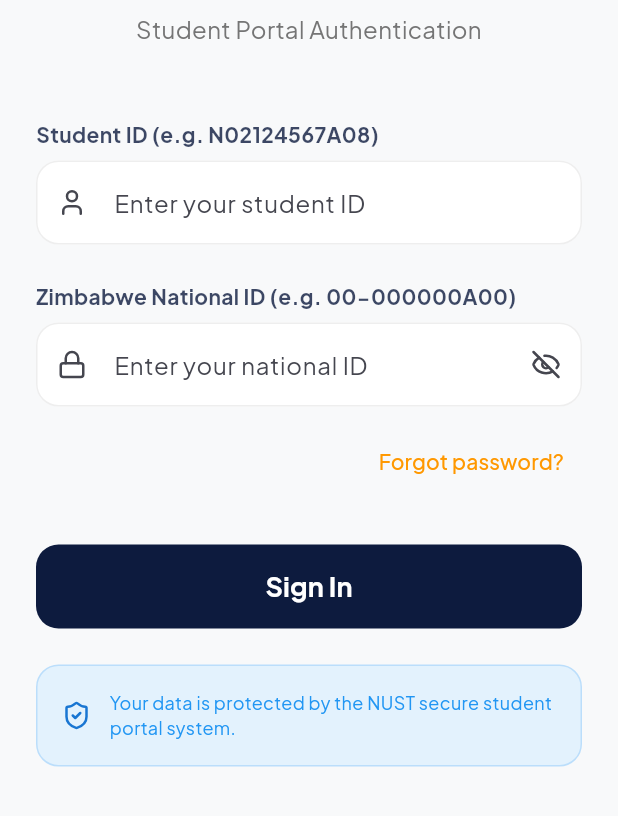
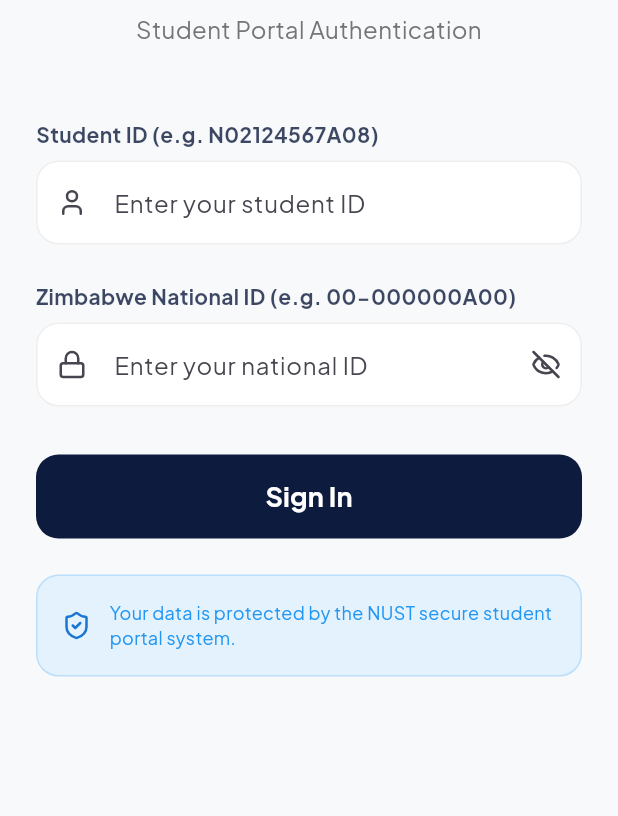
Before and after one commit to Carlos111205/nust_clubs_and_societies_app, a Flutter app: the screen it shows after launch, on a phone screen of 412 x 824 dp, the part 420-1236 px from its top. Run offline on Flutter 3.47's test engine with Material 3 defaults, Android fonts, the phone set to English and light mode, and no system bars; our stand-ins replace flutter_riverpod, google_fonts, lucide_icons.

Commit message:
a few risks mitigated

```diff
--- a/lib/screens/club_detail_screen.dart
+++ b/lib/screens/club_detail_screen.dart
@@ -191,11 +191,6 @@ class ClubDetailScreen extends ConsumerWidget {
                             ),
                           ],
                         ),
-                        const Spacer(),
-                        IconButton(
-                          icon: const Icon(LucideIcons.messageSquare, color: Colors.orange, size: 20),
-                          onPressed: () {},
-                        ),
                       ],
                     ),
                   ),
--- a/lib/screens/login_screen.dart
+++ b/lib/screens/login_screen.dart
@@ -178,17 +178,6 @@ class _LoginScreenState extends ConsumerState<LoginScreen> {
                     return null;
                   },
                 ),
-                const SizedBox(height: 12),
-                Align(
-                  alignment: Alignment.centerRight,
-                  child: TextButton(
-                    onPressed: () {},
-                    child: const Text(
-                      'Forgot password?',
-                      style: TextStyle(color: Colors.orange),
-                    ),
-                  ),
-                ),
                 const SizedBox(height: 32),
                 // Login Button
                 ElevatedButton(
```
Also changed, not shown: lib/screens/explore_screen.dart (+4 -8 lines), lib/screens/profile_screen.dart (+19 -14 lines), lib/widgets/event_tile.dart (+12 -2 lines).
